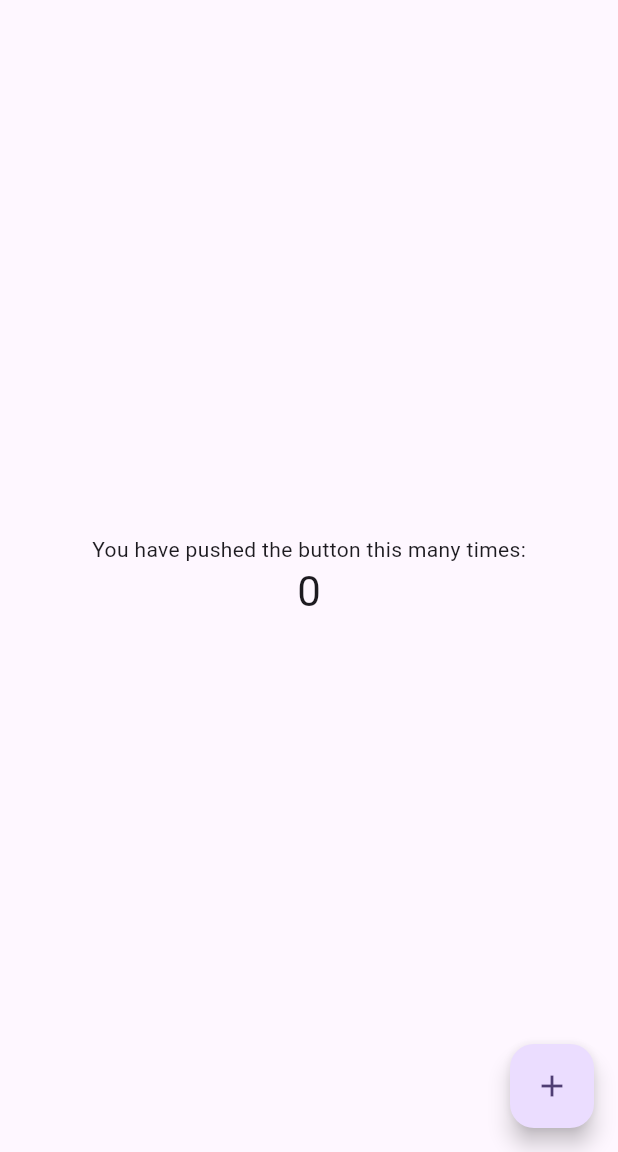
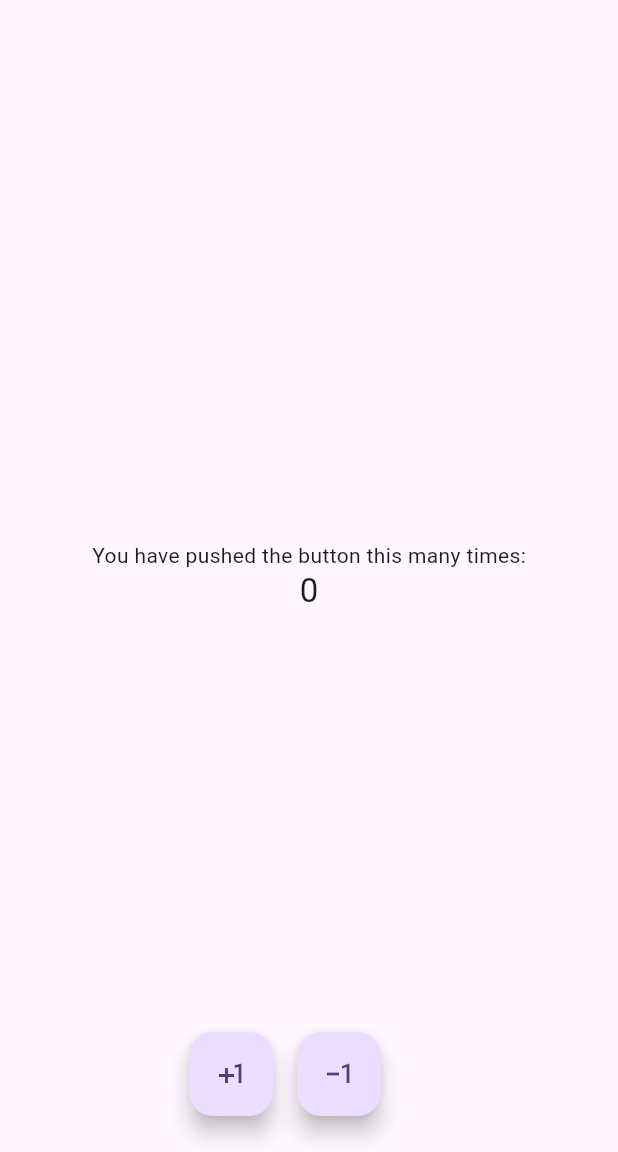
Before and after one commit to bishwajith/flutter_demo, a Flutter app: the screen it shows after launch, on a phone screen of 412 x 824 dp, the part 84-1236 px from its top. Run offline on Flutter 3.47's test engine with Material 2 defaults, Android fonts, the phone set to English and light mode, and no system bars; our stand-ins replace flutter_bloc.

```diff
--- a/lib/counter_bloc.dart
+++ b/lib/counter_bloc.dart
@@ -1,19 +1,30 @@
-import 'dart:async';
+import 'package:flutter_bloc/flutter_bloc.dart';
 
-class CounterBloc {
-  final StreamController<int> _steamController = StreamController<int>();
-  late StreamSink<int> sink;
-  late Stream<int> stream;
-  int counter = 0;
+import 'home_event.dart';
+import 'home_state.dart';
 
-  CounterBloc() {
-    sink = _steamController.sink;
-    stream = _steamController.stream;
-    sink.add(0);
-  }
-
-  increment() {
-    counter += 1;
-    sink.add(counter);
+class CounterBloc extends Bloc<HomeEvent, HomeState> {
+  CounterBloc() : super(HomeState()) {
+    on((event, emit) {
+      switch (event) {
+        case HomeEvent.increment:
+          {
+            final newState = state.copyWith(counter: state.counter + 1);
+            emit(newState);
+          }
+          break;
+        case HomeEvent.decrement:
+          {
+            final newState = state.copyWith(counter: state.counter - 1);
+            emit(newState);
+          }
+          break;
+        case HomeEvent.reset:
+          {
+            final newState = state.copyWith(counter: 0);
+            emit(newState);
+          }
+      }
+    });
   }
 }
--- /dev/null
+++ b/lib/home_event.dart
@@ -0,0 +1 @@
+enum HomeEvent { increment, decrement, reset }
--- /dev/null
+++ b/lib/home_state.dart
@@ -0,0 +1,13 @@
+class HomeState {
+  final int counter;
+
+  HomeState({this.counter = 0});
+
+  HomeState copyWith({
+    int? counter,
+  }) {
+    return HomeState(
+      counter: counter ?? this.counter,
+    );
+  }
+}
--- a/lib/main.dart
+++ b/lib/main.dart
@@ -1,5 +1,8 @@
 import 'package:flutter/material.dart';
 import 'package:flutter_demo/counter_bloc.dart';
+
+import 'home_event.dart';
+import 'home_state.dart';
 
 void main() {
   runApp(const MyApp());
@@ -60,6 +63,12 @@ class _MyHomePageState extends State<MyHomePage> {
   final CounterBloc _bloc = CounterBloc();
 
   @override
+  void initState() {
+    super.initState();
+    _bloc.add(HomeEvent.reset);
+  }
+
+  @override
   Widget build(BuildContext context) {
     // This method is rerun every time setState is called, for instance as done
     // by the _incrementCounter method above.
@@ -75,7 +84,12 @@ class _MyHomePageState extends State<MyHomePage> {
         backgroundColor: Theme.of(context).colorScheme.inversePrimary,
         // Here we take the value from the MyHomePage object that was created by
         // the App.build method, and use it to set our appbar title.
-        title: Text(widget.title),
+        title: Row(
+          mainAxisAlignment: MainAxisAlignment.spaceBetween,
+          children: [
+            Text(widget.title),
+          ],
+        ),
       ),
       body: Center(
         // Center is a layout widget. It takes a single child and positions it
@@ -99,21 +113,37 @@ class _MyHomePageState extends State<MyHomePage> {
             const Text(
               'You have pushed the button this many times:',
             ),
-            StreamBuilder<int>(
+            StreamBuilder<HomeState>(
                 stream: _bloc.stream,
                 builder: (context, snapshot) {
                   return Text(
-                    '${snapshot.data}',
-                    style: Theme.of(context).textTheme.headlineMedium,
+                    "${snapshot.data?.counter}",
+                    style: Theme.of(context).textTheme.titleLarge,
                   );
-                }),
+                })
           ],
         ),
       ),
-      floatingActionButton: FloatingActionButton(
-        onPressed: () => _bloc.increment(),
-        tooltip: 'Increment',
-        child: const Icon(Icons.add),
+      floatingActionButton: Row(
+        mainAxisAlignment: MainAxisAlignment.center,
+        children: [
+          Padding(
+            padding: const EdgeInsets.all(8.0),
+            child: FloatingActionButton(
+              onPressed: () => _bloc.add(HomeEvent.increment),
+              tooltip: 'Increment',
+              child: const Icon(Icons.plus_one),
+            ),
+          ),
+          Padding(
+            padding: const EdgeInsets.all(8.0),
+            child: FloatingActionButton(
+              onPressed: () => _bloc.add(HomeEvent.decrement),
+              tooltip: 'Decrement',
+              child: const Icon(Icons.exposure_minus_1),
+            ),
+          ),
+        ],
       ), // This trailing comma makes auto-formatting nicer for build methods.
     );
   }
--- /dev/null
+++ b/lib/my_list_widget.dart
@@ -0,0 +1,9 @@
+import 'package:flutter/cupertino.dart';
+
+class MyListWidget extends StatelessWidget {
+  @override
+  Widget build(BuildContext context) {
+    // TODO: implement build
+    throw UnimplementedError();
+  }
+}
--- a/pubspec.yaml
+++ b/pubspec.yaml
@@ -35,6 +35,7 @@ dependencies:
   # The following adds the Cupertino Icons font to your application.
   # Use with the CupertinoIcons class for iOS style icons.
   cupertino_icons: ^1.0.2
+  flutter_bloc: ^8.1.2
 
 dev_dependencies:
   flutter_test:
```
Also changed, not shown: pubspec.lock.
